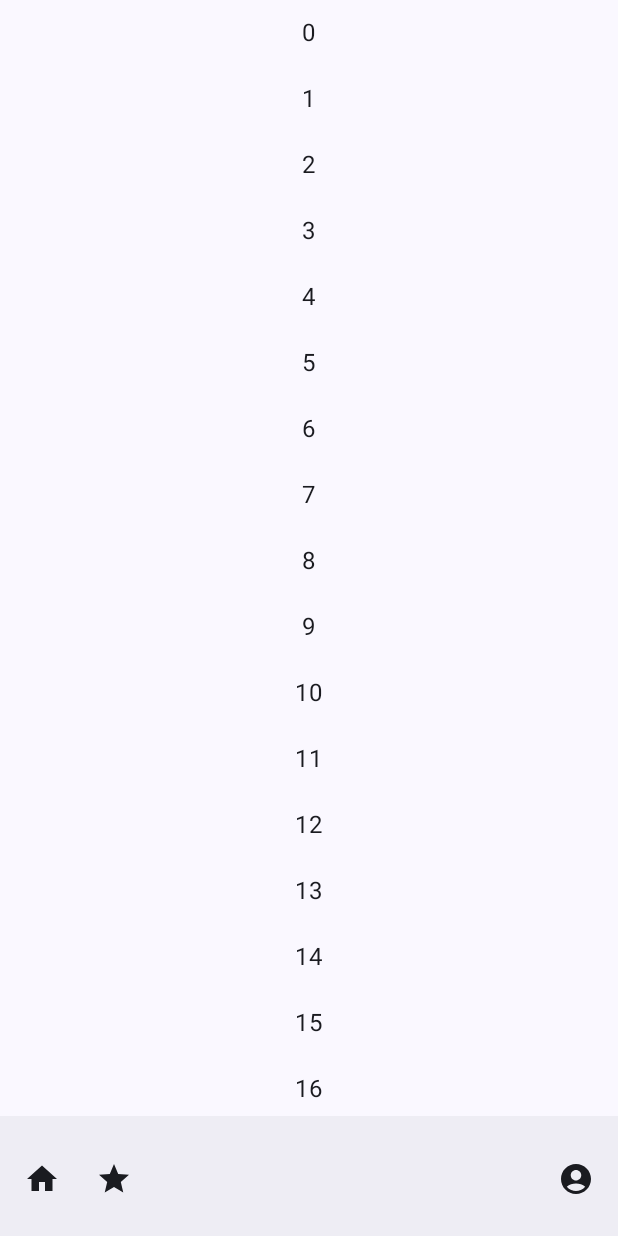
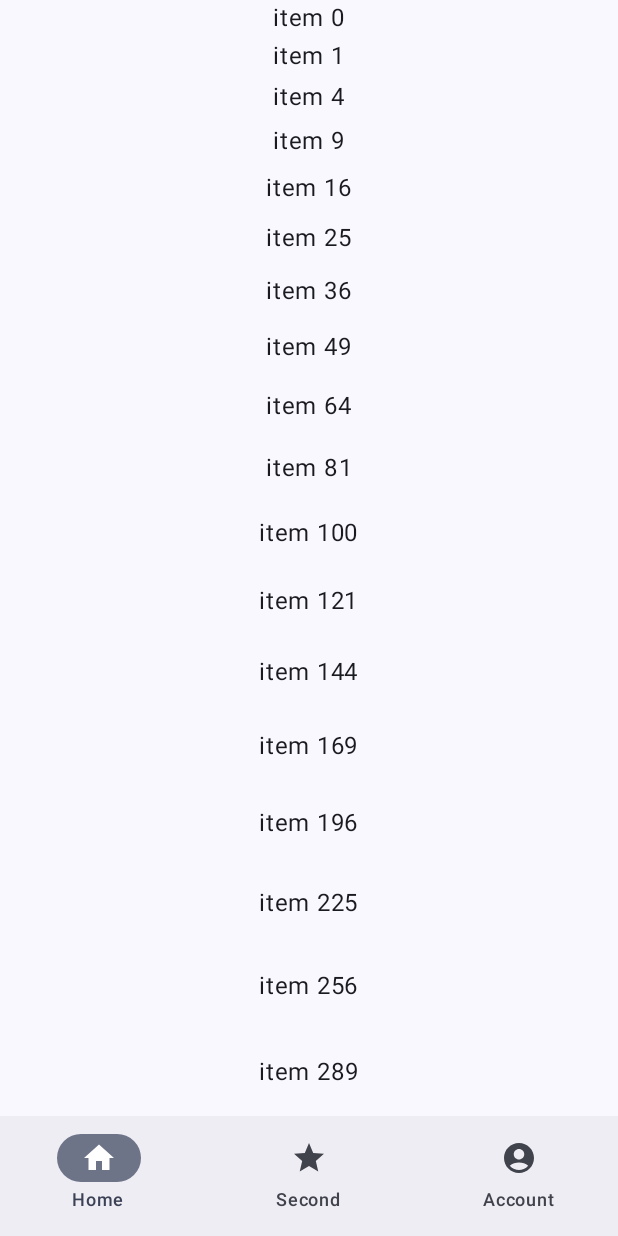
Before and after one commit to SirFerr/GymApp, an Android app built with Jetpack Compose: the main screen opened through its navigation route, on a phone screen of 412 x 824 dp. Run offline under Robolectric (Android 15) with nearby library versions, the phone set to English and light mode, and no system bars.

```diff
--- a/app/src/main/java/com/example/gymapp/ui/view/navigation/Navigation.kt
+++ b/app/src/main/java/com/example/gymapp/ui/view/navigation/Navigation.kt
@@ -1,11 +1,13 @@
 package com.example.gymapp.ui.view.navigation
 
+import android.content.res.Configuration
 import androidx.compose.foundation.clickable
 import androidx.compose.foundation.interaction.MutableInteractionSource
 import androidx.compose.runtime.Composable
 import androidx.compose.runtime.remember
 import androidx.compose.ui.Modifier
 import androidx.compose.ui.platform.LocalFocusManager
+import androidx.compose.ui.tooling.preview.Preview
 import androidx.navigation.NavHostController
 import androidx.navigation.compose.NavHost
 import androidx.navigation.compose.composable
@@ -14,6 +16,13 @@ import com.example.gymapp.ui.view.screen.first.login.loginScreen
 import com.example.gymapp.ui.view.screen.first.signUp.signUpScreen
 import com.example.gymapp.ui.view.screen.first.signUp.signUpSecondScreen
 
+@Preview(showSystemUi = true, showBackground = true)
+@Preview(uiMode = Configuration.UI_MODE_NIGHT_YES)
+
+@Composable
+fun navigationPreview(){
+    navigation()
+}
 
 @Composable
 fun navigation(): NavHostController {
--- /dev/null
+++ b/app/src/main/java/com/example/gymapp/ui/view/scaffold/NavBarItem.kt
@@ -0,0 +1,5 @@
+package com.example.gymapp.ui.view.scaffold
+
+import androidx.compose.ui.graphics.vector.ImageVector
+
+data class NavBarItem(val screenName: String, val route: String, val icon: ImageVector)
--- a/app/src/main/java/com/example/gymapp/ui/view/scaffold/Scaffold.kt
+++ b/app/src/main/java/com/example/gymapp/ui/view/scaffold/Scaffold.kt
@@ -1,18 +1,21 @@
 package com.example.gymapp.ui.view.scaffold
 
 import androidx.compose.foundation.layout.PaddingValues
-import androidx.compose.foundation.layout.Spacer
 import androidx.compose.material.icons.Icons
 import androidx.compose.material.icons.filled.AccountCircle
 import androidx.compose.material.icons.filled.Home
 import androidx.compose.material.icons.filled.Star
-import androidx.compose.material3.BottomAppBar
 import androidx.compose.material3.ExperimentalMaterial3Api
 import androidx.compose.material3.Icon
-import androidx.compose.material3.IconButton
+import androidx.compose.material3.NavigationBar
+import androidx.compose.material3.NavigationBarItem
 import androidx.compose.material3.Scaffold
+import androidx.compose.material3.Text
 import androidx.compose.runtime.Composable
-import androidx.compose.ui.Modifier
+import androidx.compose.runtime.getValue
+import androidx.compose.runtime.mutableStateOf
+import androidx.compose.runtime.remember
+import androidx.compose.runtime.setValue
 import androidx.navigation.NavHostController
 
 @OptIn(ExperimentalMaterial3Api::class)
@@ -21,35 +24,42 @@ fun scaffold(
     navController: NavHostController? = null, screen: @Composable (PaddingValues) -> Unit
 ) {
 
+    val list = listOf(
+        NavBarItem("Home", "homeScreen", Icons.Filled.Home),
+        NavBarItem("Second", "homeScreen", Icons.Filled.Star),
+        NavBarItem("Account", "accountScreen", Icons.Filled.AccountCircle)
+    )
+
+    var selectedItem by remember { mutableStateOf<Int>(0) }
 
     Scaffold(content = {
         screen(it)
 
     }, bottomBar = {
-        BottomAppBar {
+        NavigationBar {
 
-            IconButton(onClick = { navController?.navigate("homeScreen") }) {
-                Icon(
-                    Icons.Filled.Home, contentDescription = "Home"
+            list.forEachIndexed { index, navBarItem ->
+                NavigationBarItem(
+
+                    label = { Text(navBarItem.screenName) },
+                    icon = {
+                        Icon(
+                            navBarItem.icon, contentDescription = navBarItem.screenName
+                        )
+                    },
+                    onClick = {
+                        if (selectedItem != index)
+                            navController?.navigate(navBarItem.route)
+
+                        selectedItem = index
+
+                    },
+                    selected = selectedItem == index
                 )
             }
 
-            IconButton(onClick = {}) {
-                Icon(
-
-                    Icons.Filled.Star, contentDescription = "Second"
-                )
-            }
-
-            Spacer(Modifier.weight(1f, true))
-
-            IconButton(onClick = { navController?.navigate("accountScreen") }) {
-                Icon(
-
-                    Icons.Filled.AccountCircle, contentDescription = "account"
-                )
-            }
 
         }
+
     })
 }
--- a/app/src/main/java/com/example/gymapp/ui/view/screen/main/account/accountSettings/AccountSettingsScreen.kt
+++ b/app/src/main/java/com/example/gymapp/ui/view/screen/main/account/accountSettings/AccountSettingsScreen.kt
@@ -20,6 +20,7 @@ import androidx.compose.ui.Modifier
 import androidx.compose.ui.tooling.preview.Preview
 import androidx.compose.ui.unit.sp
 import androidx.navigation.NavHostController
+import com.example.gymapp.ui.view.screen.first.spacer
 
 @Preview(showSystemUi = true, showBackground = true)
 @Composable
@@ -43,6 +44,8 @@ fun accountSettingScreen(
 
     var textWeight by remember { mutableStateOf("") }
     var textHeight by remember { mutableStateOf("") }
+
+    spacer {
 
         Column(
             modifier = Modifier.fillMaxSize(),
@@ -109,3 +112,4 @@ fun accountSettingScreen(
 
         }
     }
+}
--- a/app/src/main/java/com/example/gymapp/ui/view/screen/main/home/HomeScreen.kt
+++ b/app/src/main/java/com/example/gymapp/ui/view/screen/main/home/HomeScreen.kt
@@ -37,24 +37,33 @@ fun homeScreen(
 
 
 
+
     Column(
         modifier = Modifier.fillMaxSize(),
         horizontalAlignment = Alignment.CenterHorizontally,
         verticalArrangement = Arrangement.SpaceEvenly
     ) {
 
-            LazyColumn{
-                repeat(100) {
-                    item{
-                        Column (modifier = Modifier.fillMaxSize().padding(10.dp),
-                            horizontalAlignment = Alignment.CenterHorizontally,
-                            verticalArrangement = Arrangement.SpaceEvenly){
-                            Text("$it")
+        LazyColumn {
+            repeat(100) {
+                item {
+                    Column(
+                        modifier = Modifier
+                            .fillMaxSize()
+                            .padding(it.dp),
+                        horizontalAlignment = Alignment.CenterHorizontally,
+                        verticalArrangement = Arrangement.SpaceEvenly
+                    ) {
+                        Text(
+                            "item ${
+                                it * it
+                            }"
+                        )
 
-                        }
                     }
                 }
             }
+        }
 
 
     }
```
Lines whose indentation alone changed are shown as unchanged.
